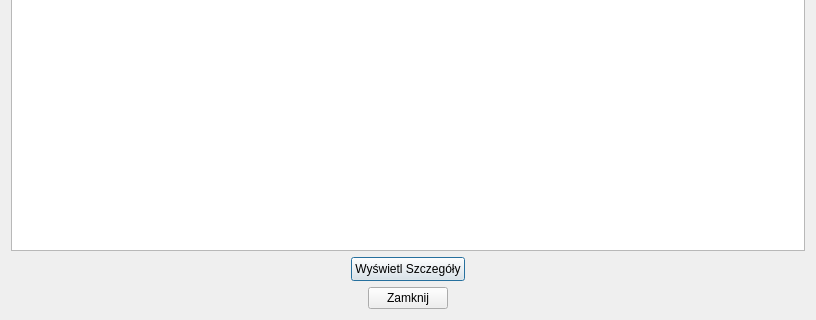
This is tripviewwindow.ui in Zbynkus9/BazyDanychJachtyApp as Qt 5 draws it before an edit; both pictures show x 0 to 816 and y 334 to 654 of the 816 by 654 pixel window. The edited form follows.
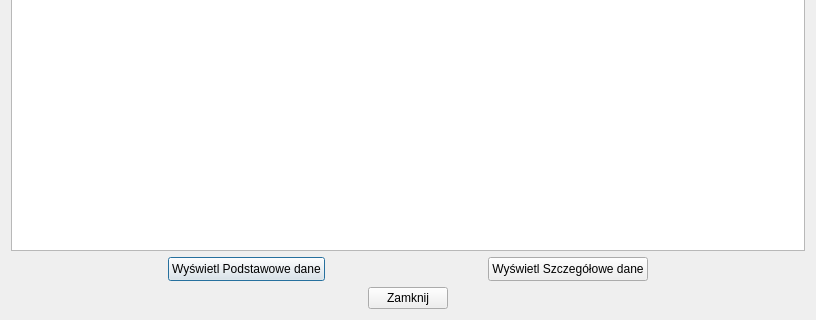
This is the edited form.

Commit message: prep for trip data window

Diff of the .ui file:
```diff
--- a/tripviewwindow.ui
+++ b/tripviewwindow.ui
@@ -95,7 +95,7 @@
         </size>
        </property>
        <property name="text">
-        <string>Wyświetl Szczegóły</string>
+        <string>Wyświetl Podstawowe dane</string>
        </property>
       </widget>
      </item>
@@ -112,6 +112,38 @@
        </property>
       </spacer>
      </item>
+     <item>
+      <widget class="QPushButton" name="ShowComplexDataBTN">
+       <property name="sizePolicy">
+        <sizepolicy hsizetype="Minimum" vsizetype="Fixed">
+         <horstretch>0</horstretch>
+         <verstretch>0</verstretch>
+        </sizepolicy>
+       </property>
+       <property name="minimumSize">
+        <size>
+         <width>111</width>
+         <height>24</height>
+        </size>
+       </property>
+       <property name="text">
+        <string>Wyświetl Szczegółowe dane</string>
+       </property>
+      </widget>
+     </item>
+     <item>
+      <spacer name="horizontalSpacer_3">
+       <property name="orientation">
+        <enum>Qt::Orientation::Horizontal</enum>
+       </property>
+       <property name="sizeHint" stdset="0">
+        <size>
+         <width>40</width>
+         <height>20</height>
+        </size>
+       </property>
+      </spacer>
+     </item>
     </layout>
    </item>
    <item row="3" column="0">
```
The commit also changes 5 other files.
